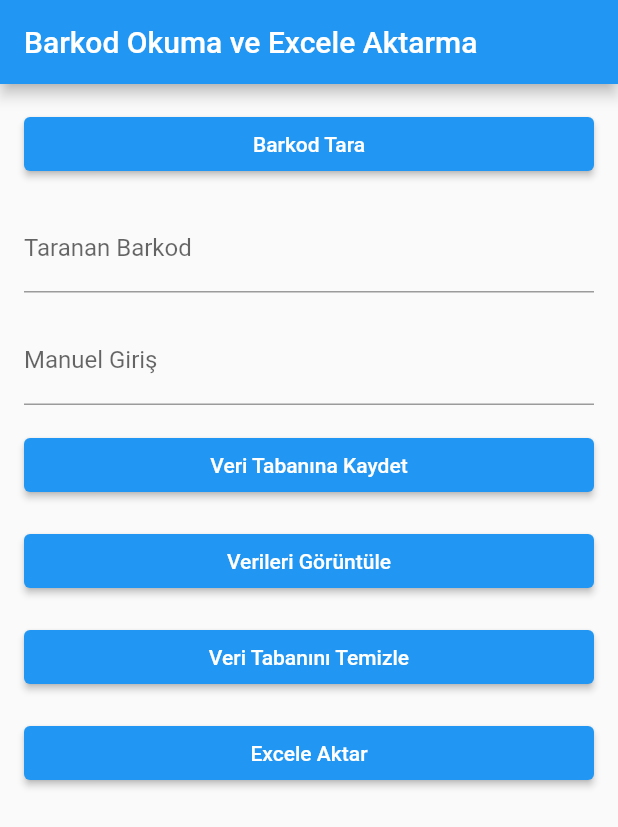
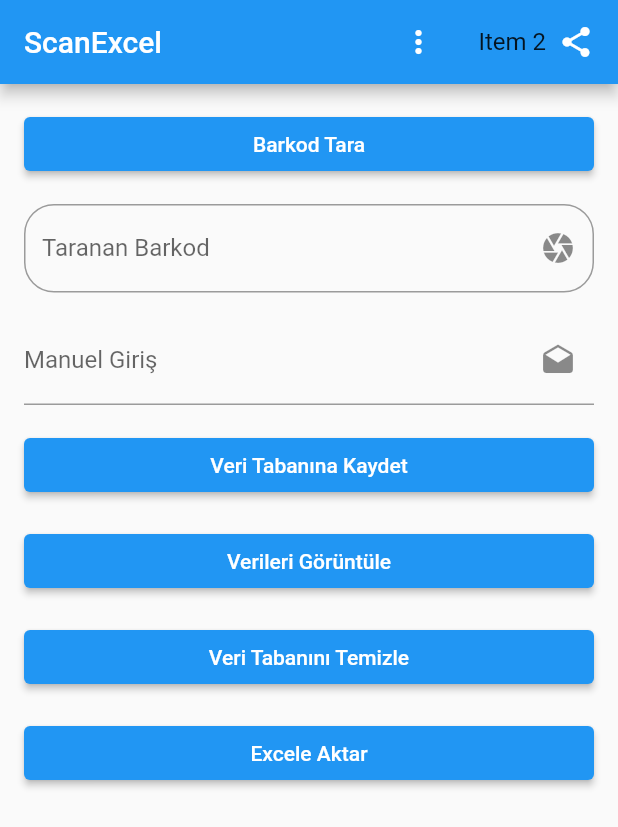
Before and after one commit to barisgrbz/scanxcel, a Flutter app: the screen it shows after launch, on a phone screen of 412 x 824 dp. Shown: the top 827 px of the screen. Run offline on Flutter 3.47's test engine with Material 2 defaults, Android fonts, the light colour scheme and no system bars; our stand-ins replace fluttertoast, sqflite; missing offline and left inert: excel, flutter_barcode_scanner; accounts and stored records are empty.

Commit message:
hata düzeltmeleri

```diff
--- a/lib/main.dart
+++ b/lib/main.dart
@@ -6,7 +6,7 @@ import 'package:fluttertoast/fluttertoast.dart';
 import 'package:excel/excel.dart';
 import 'dart:io';
 
-import 'data_page.dart'; // Verileri görüntülemek için oluşturduğumuz sayfa
+import 'data_page.dart';
 
 void main() {
   runApp(MyApp());
@@ -102,7 +102,8 @@ class _MyHomePageState extends State<MyHomePage> {
     List<Map<String, dynamic>> queryResult = await database.query('barkodlar');
 
     if (queryResult.isEmpty) {
-      Fluttertoast.showToast(msg: 'Veri tabanında kaydedilmiş veri bulunmuyor.');
+      Fluttertoast.showToast(
+          msg: 'Veri tabanında kaydedilmiş veri bulunmuyor.');
       return;
     }
 
@@ -128,7 +129,8 @@ class _MyHomePageState extends State<MyHomePage> {
     File excelFile = File(filePath);
     excelFile.writeAsBytesSync(excel.encode()!);
 
-    Fluttertoast.showToast(msg: 'Veriler Excel\'e aktarıldı ve Download klasörüne kaydedildi.');
+    Fluttertoast.showToast(
+        msg: 'Veriler Excel\'e aktarıldı ve Download klasörüne kaydedildi.');
   }
 
   @override
@@ -142,7 +144,33 @@ class _MyHomePageState extends State<MyHomePage> {
   Widget build(BuildContext context) {
     return Scaffold(
       appBar: AppBar(
-        title: Text('Barkod Okuma ve Excele Aktarma'),
+        title: Text('ScanExcel'),
+        actions: [
+          PopupMenuButton(
+            offset: Offset(0, 50),
+            padding: EdgeInsets.zero,
+            itemBuilder: (context) => [
+              PopupMenuItem(
+                child: Text('Hakkımızda'),
+              ),
+            ],
+            initialValue: 1,
+            shape: RoundedRectangleBorder(
+                borderRadius: BorderRadius.all(Radius.circular(10))),
+            color: Colors.grey[200],
+          ),
+          PopupMenuItem(
+            value: 'item2',
+            child: Row(
+              children: [
+                Text('Item 2'),
+                SizedBox(
+                    width: 8), // add some spacing between the text and the icon
+                Icon(Icons.share), // add an icon to the right of the item
+              ],
+            ),
+          ),
+        ],
       ),
       body: Padding(
         padding: EdgeInsets.all(16.0),
@@ -158,6 +186,13 @@ class _MyHomePageState extends State<MyHomePage> {
               controller: barcodeController,
               decoration: InputDecoration(
                 labelText: 'Taranan Barkod',
+                suffixIcon: IconButton(
+                  icon: Icon(Icons.camera),
+                  onPressed: scanBarcode,
+                ),
+                border: OutlineInputBorder(
+                  borderRadius: BorderRadius.circular(20.0),
+                ),
               ),
             ),
             SizedBox(height: 16.0),
@@ -165,6 +200,10 @@ class _MyHomePageState extends State<MyHomePage> {
               controller: manualInputController,
               decoration: InputDecoration(
                 labelText: 'Manuel Giriş',
+                suffixIcon: IconButton(
+                  icon: Icon(Icons.drafts),
+                  onPressed: scanBarcode,
+                ),
               ),
             ),
             SizedBox(height: 16.0),
```
Also changed, not shown: pubspec.lock, 2 other files.
